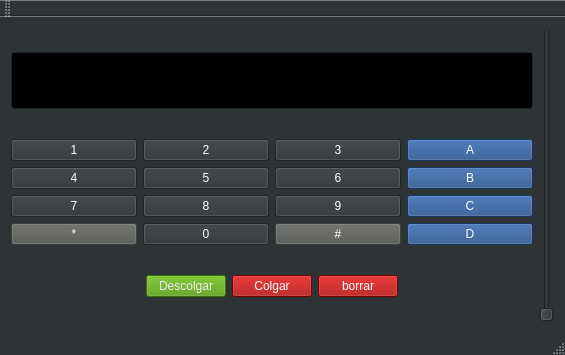
Above: proyecto/media-player/mainwindow.ui from Frozen25/Curso-DSP before the change. Below: the same form after it.
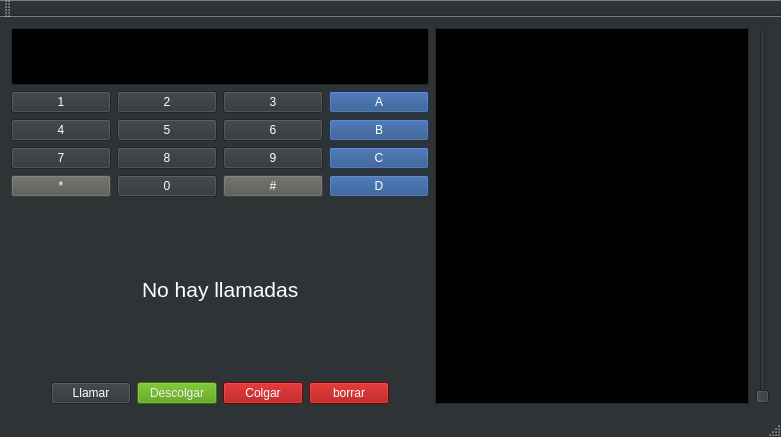
That is the form after the change.

Patch:
```diff
--- a/proyecto/media-player/mainwindow.ui
+++ b/proyecto/media-player/mainwindow.ui
@@ -6,8 +6,8 @@
    <rect>
     <x>0</x>
     <y>0</y>
-    <width>565</width>
-    <height>355</height>
+    <width>781</width>
+    <height>437</height>
    </rect>
   </property>
   <property name="palette">
@@ -3063,6 +3063,48 @@
           </item>
          </layout>
         </item>
+        <item>
+         <layout class="QHBoxLayout" name="horizontalLayout_3">
+          <item>
+           <spacer name="horizontalSpacer">
+            <property name="orientation">
+             <enum>Qt::Horizontal</enum>
+            </property>
+            <property name="sizeHint" stdset="0">
+             <size>
+              <width>40</width>
+              <height>20</height>
+             </size>
+            </property>
+           </spacer>
+          </item>
+          <item>
+           <widget class="QLabel" name="callingNumber">
+            <property name="font">
+             <font>
+              <pointsize>16</pointsize>
+             </font>
+            </property>
+            <property name="text">
+             <string>No hay llamadas</string>
+            </property>
+           </widget>
+          </item>
+          <item>
+           <spacer name="horizontalSpacer_2">
+            <property name="orientation">
+             <enum>Qt::Horizontal</enum>
+            </property>
+            <property name="sizeHint" stdset="0">
+             <size>
+              <width>40</width>
+              <height>20</height>
+             </size>
+            </property>
+           </spacer>
+          </item>
+         </layout>
+        </item>
         <item>
          <layout class="QHBoxLayout" name="horizontalLayout">
           <item>
@@ -3078,6 +3120,13 @@
             </property>
            </spacer>
           </item>
+          <item>
+           <widget class="QPushButton" name="pushButton_4">
+            <property name="text">
+             <string>Llamar</string>
+            </property>
+           </widget>
+          </item>
           <item>
            <widget class="QPushButton" name="pushButton_2">
             <property name="palette">
@@ -4361,6 +4410,9 @@
         </item>
        </layout>
       </item>
+      <item>
+       <widget class="QListView" name="numberList"/>
+      </item>
       <item>
        <widget class="QSlider" name="verticalSlider">
         <property name="layoutDirection">
```
Left out of the diff: 4 changed lines with no effect on the pictures.
